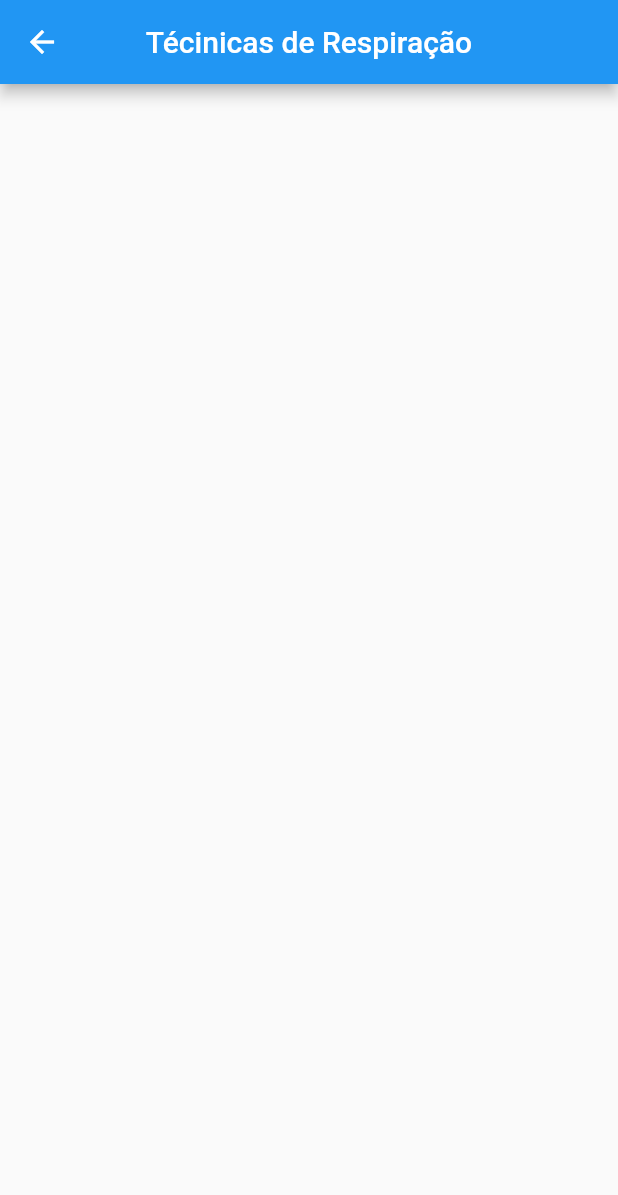
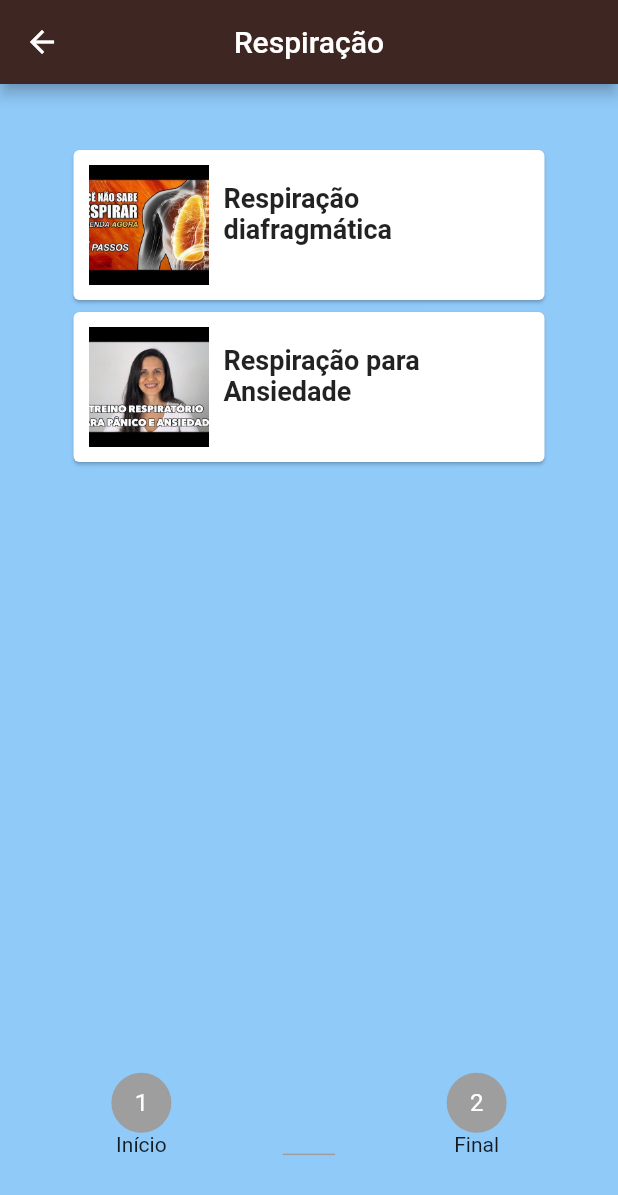
Before and after one commit to flaviobergamini/Mental-Health-Care_app, a Flutter app: the Respiracao screen opened directly, on a phone screen of 412 x 824 dp. Shown: the top 1195 px of the screen. Run offline on Flutter 3.47's test engine with Material 2 defaults, Android fonts, the phone set to English and light mode, and no system bars; missing offline and left inert: flutter_youtube.

Commit message:
Criando classe para recarregar tela, adicionando esse objeto de recarregamento na main. Criando animação de status nas telas de meditação, respiração e exercicio e escrevendo em todas essas telas os metódos de criação, leitura e escrita em arquivo

```diff
--- /dev/null
+++ b/MentalHealthCare/lib/control/app_builder.dart
@@ -0,0 +1,28 @@
+import 'package:flutter/material.dart';
+
+class AppBuilder extends StatefulWidget {
+  final Function(BuildContext) builder;
+
+  const AppBuilder(
+      {Key key, this.builder})
+      : super(key: key);
+
+  @override
+  AppBuilderState createState() => new AppBuilderState();
+
+  static AppBuilderState of(BuildContext context) {
+    return context.ancestorStateOfType(const TypeMatcher<AppBuilderState>());
+  }
+}
+
+class AppBuilderState extends State<AppBuilder> {
+
+  @override
+  Widget build(BuildContext context) {
+    return widget.builder(context);
+  }
+
+  void rebuild() {
+    setState(() {});
+  }
+}
--- a/MentalHealthCare/lib/main.dart
+++ b/MentalHealthCare/lib/main.dart
@@ -1,6 +1,7 @@
 import 'package:MentalHealthCare/control/home_page.dart';
 import 'package:flutter/material.dart';
 
+import 'control/app_builder.dart';
 import 'view/info_meditacao.dart';
 
 void main() {
@@ -10,6 +11,7 @@ void main() {
 class MyApp extends StatelessWidget {
   @override
   Widget build(BuildContext context) {
+    return AppBuilder(builder: (context) {
     return MaterialApp(
       debugShowCheckedModeBanner: false,
       title: 'Mental Health Care',
@@ -20,5 +22,6 @@ class MyApp extends StatelessWidget {
       //home: InfoMeditacao(),
       home: HomePage(),
     );
+    });
   }
 }
--- a/MentalHealthCare/lib/model/respiracao.dart
+++ b/MentalHealthCare/lib/model/respiracao.dart
@@ -1,4 +1,14 @@
+import 'dart:convert';
+import 'dart:io';
+
+import 'package:MentalHealthCare/control/app_builder.dart';
 import 'package:flutter/material.dart';
+import 'package:flutter_youtube/flutter_youtube.dart';
+import 'package:path_provider/path_provider.dart';
+
+const API_KEY = "AIzaSyCUO4z2uEzVph-JilCmcqrTvZrS0GI7VKg";
+
+int _cont = 0;
 
 class Respiracao extends StatefulWidget {
   @override
@@ -6,13 +16,231 @@ class Respiracao extends StatefulWidget {
 }
 
 class _RespiracaoState extends State<Respiracao> {
+  // ------------------------------------------------------------------------------------------
+  List _toDoList = [];
+
+  Map<String, dynamic> _lastRemoved;
+  int _lastRemovedPos;
+
+  @override
+  void initState() {
+    super.initState();
+    _readData().then((data) {
+      setState(() {
+        _toDoList = json.decode(data);
+        print(_toDoList.toString());
+      });
+    });
+  }
+
+   void _addToDo() {
+    setState(() {
+      Map<String, dynamic> newToDo = Map();
+      newToDo["pos"] = _cont;
+      _toDoList.add(newToDo);
+      _saveData();
+    });
+  }
+
+  Future<File> _getFile() async {
+    final directory = await getApplicationSupportDirectory();
+    return File("${directory.path}/respira.json");
+  }
+
+  Future<File> _saveData() async {
+    String data = json.encode(_toDoList);
+
+    final file = await _getFile();
+    return file.writeAsString(data);
+  }
+
+  Future<String> _readData() async {
+    try {
+      final file = await _getFile();
+      return file.readAsString();
+    } catch (e) {
+      return null;
+    }
+  }
+
+  Future<Null> _atualiza() async {
+    await Future.delayed(Duration(seconds: 1));
+
+    setState(() {
+      _toDoList.add(_cont);
+      return 0;
+      });
+      _saveData();
+    return null;
+  }
+  // ------------------------------------------------------------------------------------------
+
   @override
   Widget build(BuildContext context) {
+    final screenSize = MediaQuery.of(context).size;
+
     return Scaffold(
       appBar: AppBar(
-        title: Text("Técinicas de Respiração"),
+        title: Text("Respiração"),
         centerTitle: true,
+        backgroundColor: Colors.brown[900],
       ),
+      backgroundColor: Colors.blue[200],
+      body: Stack(
+            children: <Widget>[
+              Padding(
+                padding: EdgeInsets.only(
+                    left: 35.0,
+                    right: 35.0,
+                    top: 30.0,
+                    bottom: screenSize.height * 0.1),
+                child: Container(
+                  decoration: BoxDecoration(color: Colors.transparent),
+                  child: ListView.builder(
+                      padding: EdgeInsets.all(10.0),
+                      itemCount: 2,
+                      itemBuilder: (context, index) {
+                        return _videos(context, index);
+                      }),
+                ),
+              ),
+              Padding(
+                padding: EdgeInsets.only(top: (screenSize.height * 0.8)),
+                child: Row(
+                  mainAxisAlignment: MainAxisAlignment.spaceEvenly,
+                  children: <Widget>[
+                    _buildCircle("1", "Início", _cont, 1),
+                    Container(
+                      height: 1.0,
+                      width: 35.0,
+                      color: Colors.grey[500],
+                    ),
+                    _buildCircle("2", "Final", _cont, 2),
+
+                  ],
+                ),
+              ),
+            ],
+          ),
     );
   }
 }
+
+Widget _videos(BuildContext context, int index) {
+
+  String appText;
+  String image;
+  String description;
+  switch (index) {
+    case 0:
+      appText = "Respiração\ndiafragmática";
+      image = "images/r1.jpeg";
+      description = "";
+      break;
+    case 1:
+      appText = "Respiração para\nAnsiedade ";
+      image = "images/r2.jpeg";
+      description = "";
+      break;
+  }
+  return InkWell(
+    child: Card(
+      child: Padding(
+        padding: EdgeInsets.all(10.0),
+        child: Row(
+          children: <Widget>[
+            Container(
+              width: 80.0,
+              height: 80.0,
+              decoration: BoxDecoration(
+                shape: BoxShape.rectangle,
+                image: DecorationImage(
+                    image: AssetImage(image), fit: BoxFit.cover),
+              ),
+            ),
+            Padding(
+              padding: EdgeInsets.only(left: 10.0),
+              child: Column(
+                crossAxisAlignment: CrossAxisAlignment.start,
+                children: <Widget>[
+                  Text(
+                    appText,
+                    style:
+                        TextStyle(fontSize: 18.0, fontWeight: FontWeight.bold),
+                  ),
+                  Text(
+                    description,
+                    style:
+                        TextStyle(fontSize: 13.0, fontWeight: FontWeight.w400),
+                    maxLines: 2,
+                  ),
+                ],
+              ),
+            ),
+          ],
+        ),
+      ),
+    ),
+    onTap: () {
+      switch (index) {
+        case 0:
+          FlutterYoutube.playYoutubeVideoByUrl(
+              apiKey: API_KEY,
+              videoUrl:
+                  "https://www.youtube.com/watch?v=WcPjmr7aknU&feature=youtu.be");
+                  _cont++;
+          break;
+        case 1:
+          FlutterYoutube.playYoutubeVideoByUrl(
+              apiKey: API_KEY,
+              videoUrl:
+                  "https://www.youtube.com/watch?v=W7FMDCoOLEc&feature=youtu.be");
+                  _cont++;
+          break;
+      }
+      AppBuilder.of(context).rebuild();
+
+    },
+  );
+}
+
+Widget _buildCircle(String title, String subtitle, int status, int thisStatus) {
+  Color backColor;
+  Widget child;
+
+  if (status < thisStatus) {
+    backColor = Colors.grey[500];
+    child = Text(
+      title,
+      style: TextStyle(color: Colors.white),
+    );
+  } else if (status == thisStatus) {
+    backColor = Colors.blue;
+    child = Stack(
+      alignment: Alignment.center,
+      children: <Widget>[
+        Text(
+          title,
+          style: TextStyle(color: Colors.white),
+        ),
+        CircularProgressIndicator(
+          valueColor: AlwaysStoppedAnimation<Color>(Colors.white),
+        ),
+      ],
+    );
+  } else {
+    backColor = Colors.green;
+    child = Icon(Icons.check, color: Colors.white);
+  }
+
+  return Column(
+    children: <Widget>[
+      CircleAvatar(
+        radius: 20.0,
+        backgroundColor: backColor,
+        child: child,
+      ),
+      Text(subtitle)
+    ],
+  );
+}
```
Also changed, not shown: MentalHealthCare/lib/model/exercicio.dart (+75 -4 lines), MentalHealthCare/lib/model/meditacao.dart (+74 -4 lines), MentalHealthCare/images/r1.jpeg (added), MentalHealthCare/images/r2.jpeg (added), 1 other file.
